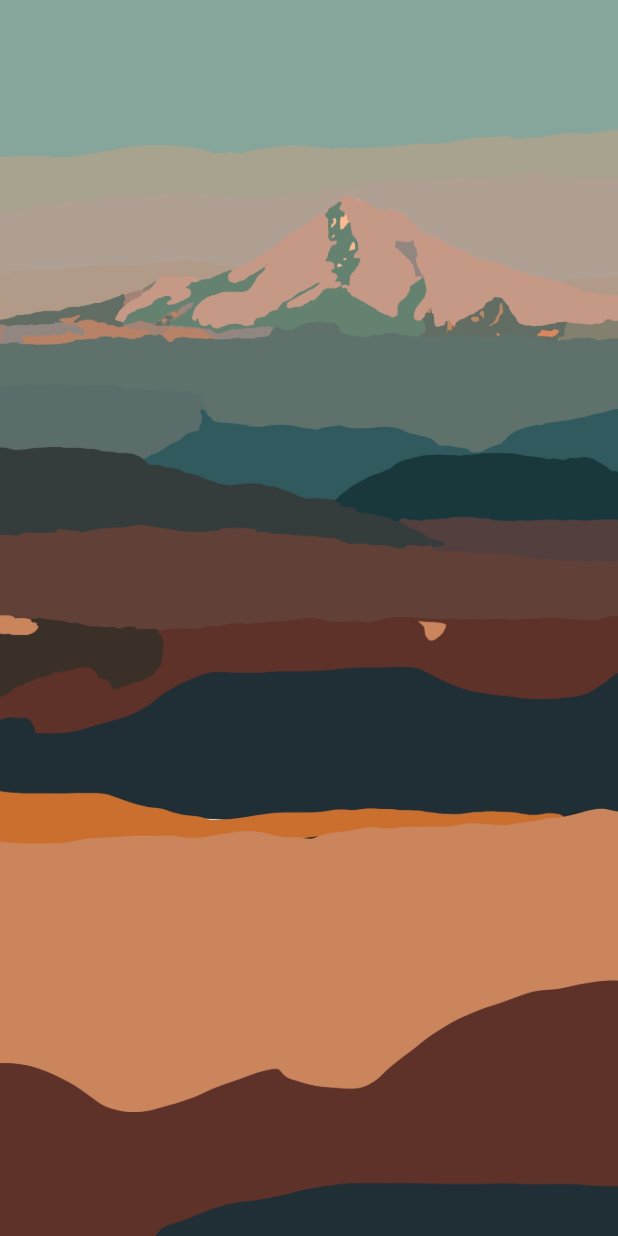
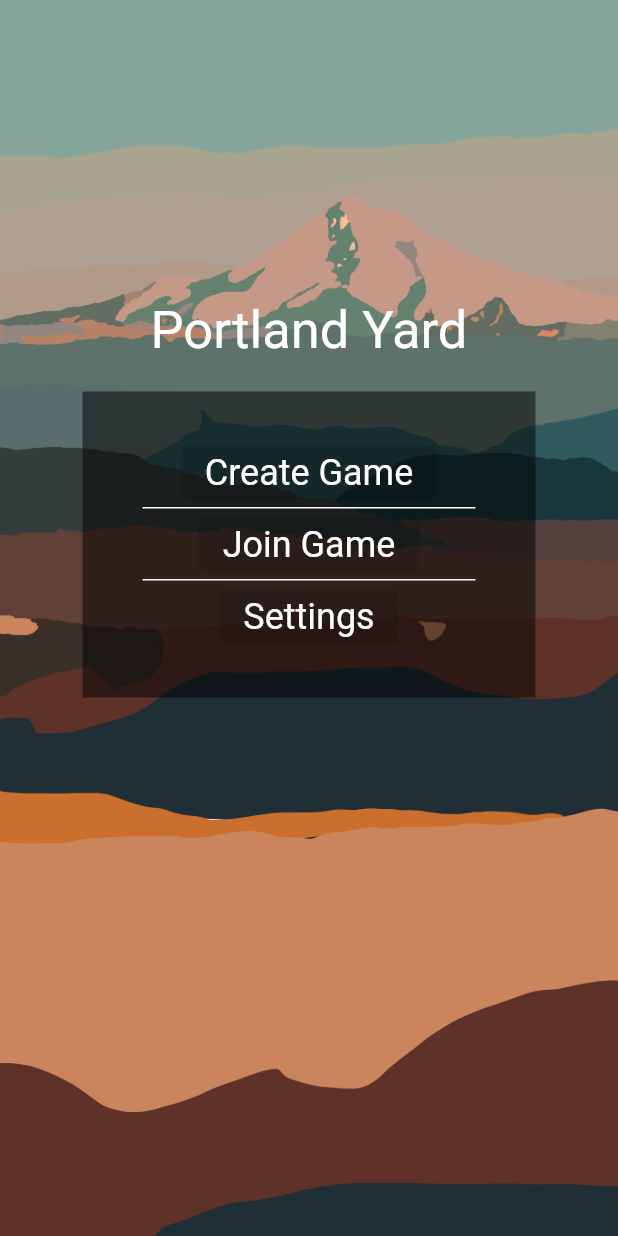
Before and after one commit to cjcompton/Portland-Yard, a Flutter app: the screen it shows after launch, on a phone screen of 412 x 824 dp. Run offline on Flutter 3.47's test engine with Material 2 defaults, Android fonts, the phone set to English and light mode, and no system bars.

Commit message:
got home page working

```diff
--- a/lib/main.dart
+++ b/lib/main.dart
@@ -28,37 +28,72 @@ class MyStatefulWidget extends StatefulWidget {
 class _MyStatefulWidgetState extends State<MyStatefulWidget> {
   @override
   Widget build(BuildContext context) {
-    //final ButtonStyle style =
-    //ElevatedButton.styleFrom(textStyle: const TextStyle(fontSize: 20));
+    final ButtonStyle style = ElevatedButton.styleFrom(
+        // ignore: prefer_const_constructors
+        textStyle: TextStyle(fontSize: 24.0, color: Colors.white));
+
     return Scaffold(
       body: Container(
+        width: MediaQuery.of(context).size.width,
+        height: MediaQuery.of(context).size.height,
+        padding: const EdgeInsets.symmetric(vertical: 200, horizontal: 55),
         decoration: const BoxDecoration(
           image: DecorationImage(
             image: AssetImage("assets/images/home_background.jpeg"),
             fit: BoxFit.cover,
           ),
         ),
-          child: null
-          // child: Column(
-          //   mainAxisSize: MainAxisSize.min,
-          //   children: <Widget>[
-          //     ElevatedButton(
-          //       style: style,
-          //       onPressed: () {
-          //         Navigator.push(
-          //           context,
-          //           MaterialPageRoute(builder: (context) => const GamePage()),
-          //         );
-          //       },
-          //       child: const Text('Start Game'),
-          //     ),
-          //     const SizedBox(height: 30),
-          //     ElevatedButton(
-          //       style: style,
-          //       onPressed: () {},
-          //       child: const Text('Join Game'),
-          //     ),
-          //],
+        child: Column(children: <Widget>[
+          const Text('Portland Yard',
+              textAlign: TextAlign.center,
+              style: TextStyle(fontSize: 35, color: Colors.white)),
+          Container(
+              alignment: Alignment.center,
+              padding:
+                  const EdgeInsets.symmetric(vertical: 10.0, horizontal: 50.0)),
+          Container(
+              color: Colors.black.withOpacity(0.5),
+              padding:
+                  const EdgeInsets.symmetric(vertical: 30, horizontal: 40.0),
+              child: Column(
+                  mainAxisAlignment: MainAxisAlignment.center,
+                  children: <Widget>[
+                    // ignore: prefer_const_constructors
+
+                    ElevatedButton(
+                      style: style,
+                      onPressed: null,
+                      child: const Text('Create Game',
+                          style: TextStyle(color: Colors.white)),
+                    ),
+                    const Divider(
+                      height: 0,
+                      thickness: 1,
+                      color: Colors.white,
+                    ),
+                    // ignore: prefer_const_constructors
+
+                    ElevatedButton(
+                      style: style,
+                      onPressed: null,
+                      child: const Text('Join Game',
+                          style: TextStyle(color: Colors.white)),
+                    ),
+                    const Divider(
+                      height: 0,
+                      thickness: 1,
+                      color: Colors.white,
+                    ),
+                    // ignore: prefer_const_constructors
+
+                    ElevatedButton(
+                      style: style,
+                      onPressed: null,
+                      child: const Text('Settings',
+                          style: TextStyle(color: Colors.white)),
+                    ),
+                  ]))
+        ]),
       ),
     );
   }
```
Lines whose indentation alone changed are shown as unchanged.
